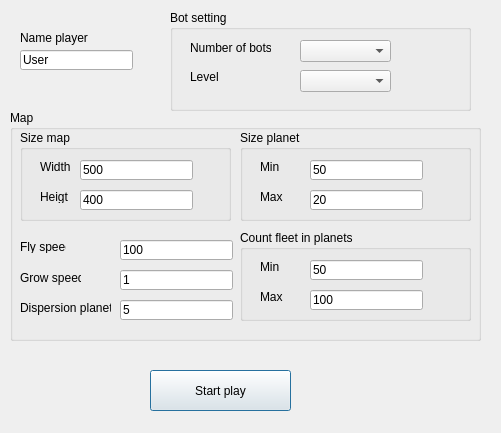
Before: the Qt Designer form GUI/singlewindow.ui in TeamFirst/Galcon, drawn with Qt 5.
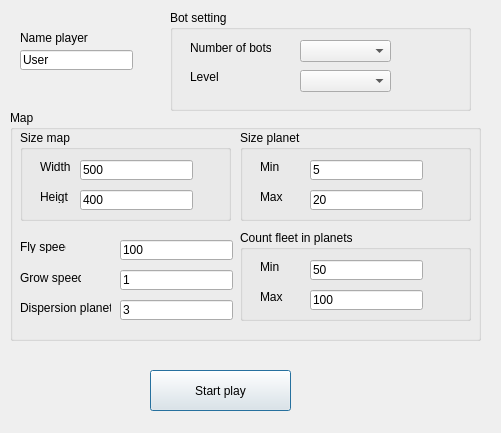
After: the same form once the commit is applied.

Commit message: Change default data in the Single game form

Patch:
```diff
--- a/GUI/singlewindow.ui
+++ b/GUI/singlewindow.ui
@@ -242,7 +242,7 @@
       </rect>
      </property>
      <property name="text">
-      <string>50</string>
+      <string>5</string>
      </property>
     </widget>
     <widget class="QLineEdit" name="lineEditPlanetMaxSize">
@@ -334,7 +334,7 @@
      </rect>
     </property>
     <property name="text">
-     <string>5</string>
+     <string>3</string>
     </property>
    </widget>
    <widget class="QGroupBox" name="groupBox_5">
```
